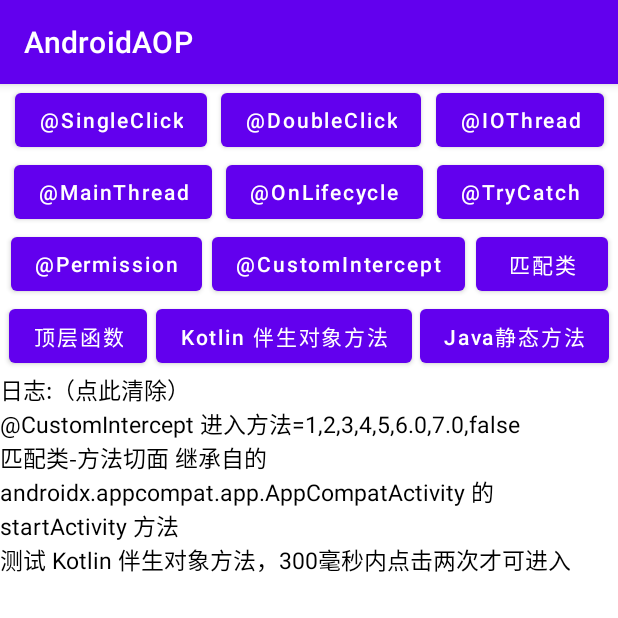
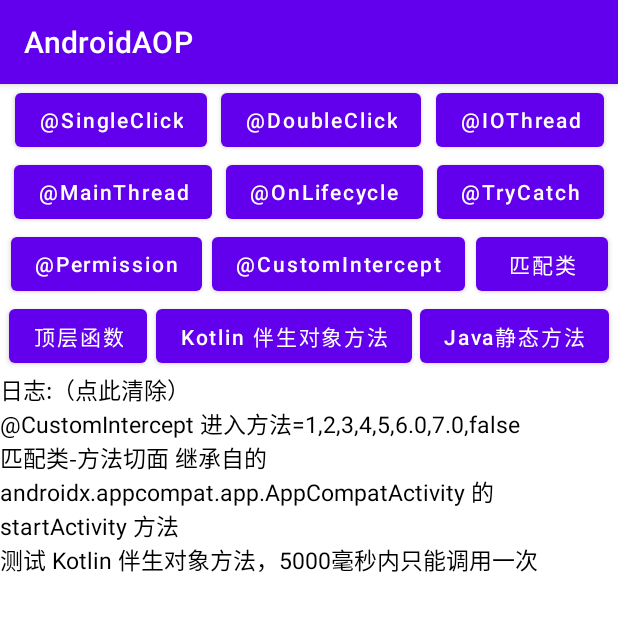
Before and after one commit to FlyJingFish/AndroidAOP, an Android app: the screen it shows after launch (MainActivity), after a tap on "Kotlin 伴生对象方法", on a phone screen of 412 x 824 dp, the top half of it. Run offline under Robolectric (Android 15) with nearby library versions, the phone set to English and light mode, and no system bars; libraries missing offline, so code that uses them is left out: com.tbruyelle.rxpermissions3; 3 other taps on this screen came first.

Commit message:
1、新增演示apk

```diff
--- a/app/src/main/java/com/flyjingfish/androidaop/MainActivity.kt
+++ b/app/src/main/java/com/flyjingfish/androidaop/MainActivity.kt
@@ -60,7 +60,7 @@ class MainActivity: BaseActivity() {
         binding.btnStaticMethod.setOnClickListener {
             ThirdActivity.start(this,3,object : ThirdActivity.OnPhotoSelectListener {
                 override fun onBack() {
-                    setLogcat("测试 Kotlin 伴生对象方法，300毫秒内点击两次才可进入")
+                    setLogcat("测试 Kotlin 伴生对象方法，5000毫秒内只能调用一次")
                 }
             })
         }
--- a/app/src/main/java/com/flyjingfish/androidaop/ThirdActivity.kt
+++ b/app/src/main/java/com/flyjingfish/androidaop/ThirdActivity.kt
@@ -1,9 +1,7 @@
 package com.flyjingfish.androidaop
 
-import android.Manifest
 import android.os.Bundle
-import com.flyjingfish.android_aop_core.annotations.DoubleClick
-import com.flyjingfish.android_aop_core.annotations.Permission
+import com.flyjingfish.android_aop_core.annotations.SingleClick
 import com.flyjingfish.test_lib.BaseActivity
 
 class ThirdActivity : BaseActivity() {
@@ -11,7 +9,7 @@ class ThirdActivity : BaseActivity() {
         fun start(activity: MainActivity,listener:OnPhotoSelectListener?){
             start(activity,1,listener)
         }
-        @DoubleClick(300)
+        @SingleClick(5000)
         fun start(activity: MainActivity,maxSelect :Int,listener:OnPhotoSelectListener?){
             listener?.onBack()
         }
```
Also changed, not shown: app/build.gradle (+0 -8 lines), 4 other files.
